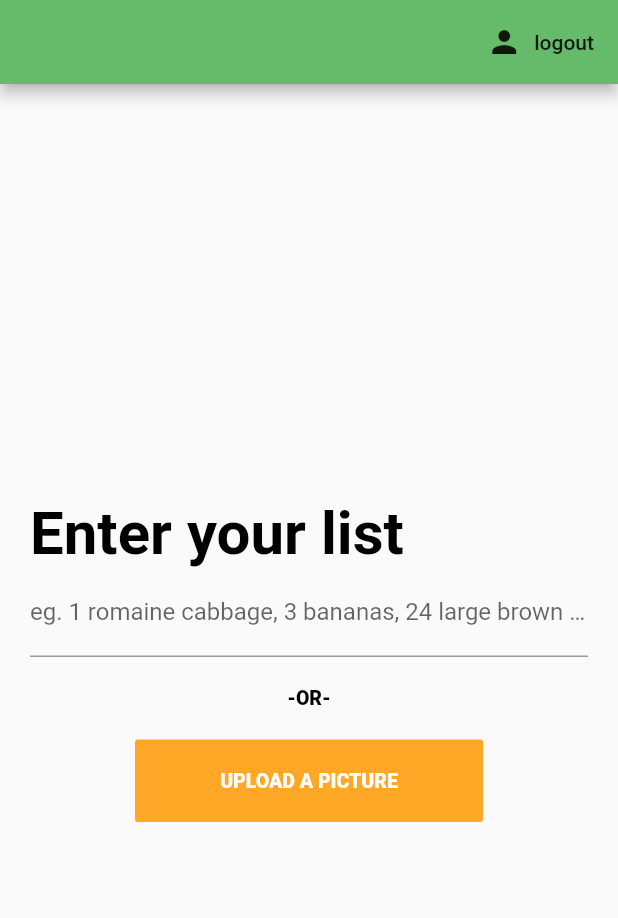
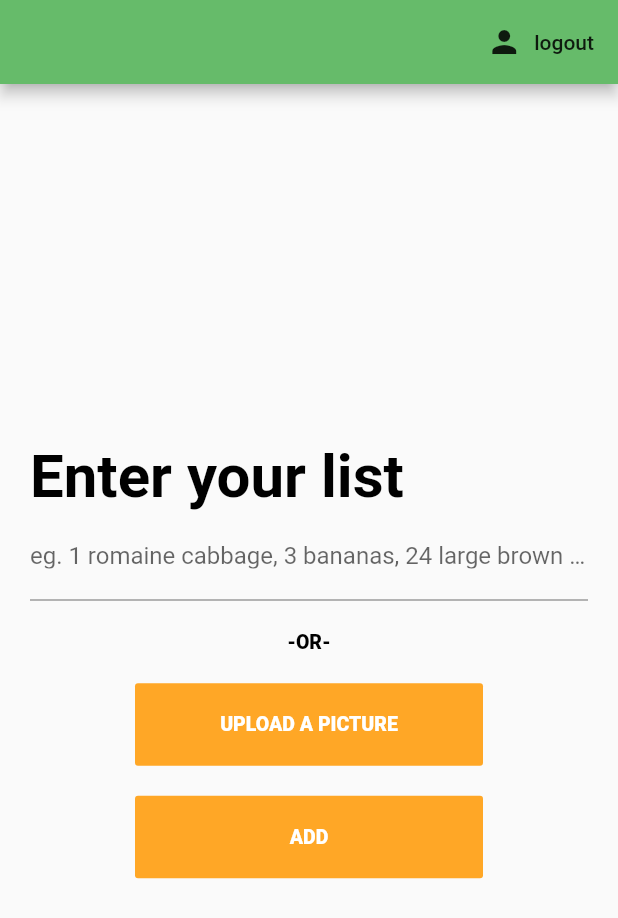
Before and after one commit to TOHacks2020-UW/sic_delivery, a Flutter app: the screen it shows once a user with an empty profile is signed in, on a phone screen of 412 x 824 dp. Shown: the top 918 px of the screen. Run offline on Flutter 3.47's test engine with Material 2 defaults, Android fonts, the phone set to English and light mode, and no system bars; our stand-ins replace firebase_auth; accounts and stored records are empty.

Commit message:
Edited AddList

```diff
--- a/lib/addList.dart
+++ b/lib/addList.dart
@@ -60,6 +60,27 @@ class AddList extends StatelessWidget {
                 ),
               ),
             ),
+            SizedBox(height: 20),
+            Container(
+              padding: EdgeInsets.only(left: 70, right: 70),
+              child: FlatButton(
+                onPressed: () {},
+                color: Colors.orange[400],
+                child: Container(
+                  padding: EdgeInsets.all(20),
+                  child: Text(
+                    'ADD',
+                    textAlign: TextAlign.center,
+                    style: TextStyle(
+                      fontFamily: 'roboto',
+                      fontWeight: FontWeight.w900,
+                      fontSize: 13,
+                      color: Colors.white,
+                    ),
+                  ),
+                ),
+              ),
+            ),
           ],
         ),
       ),
```
